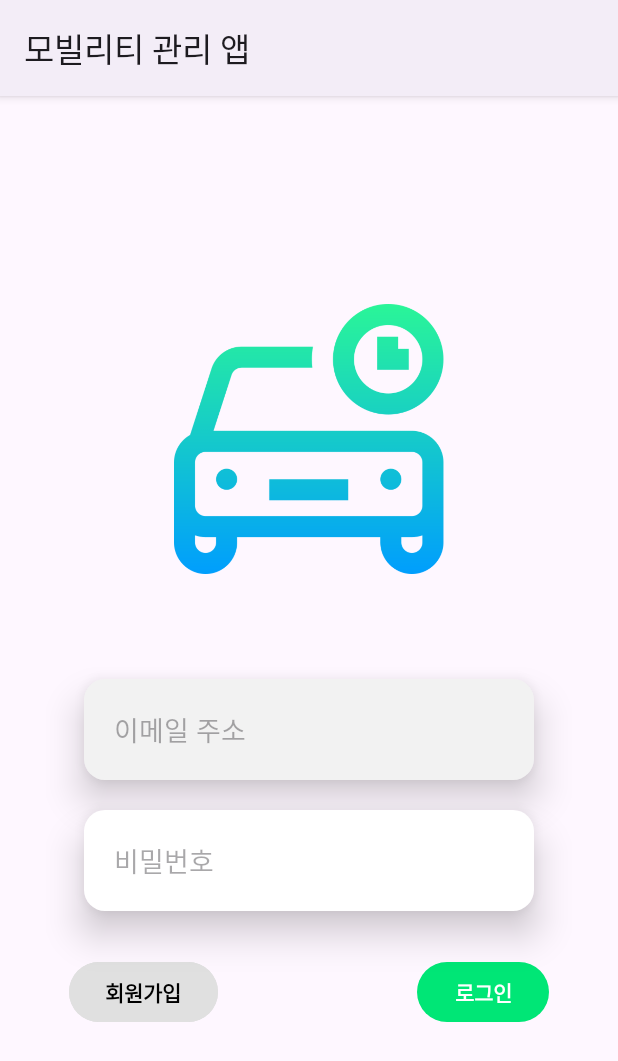
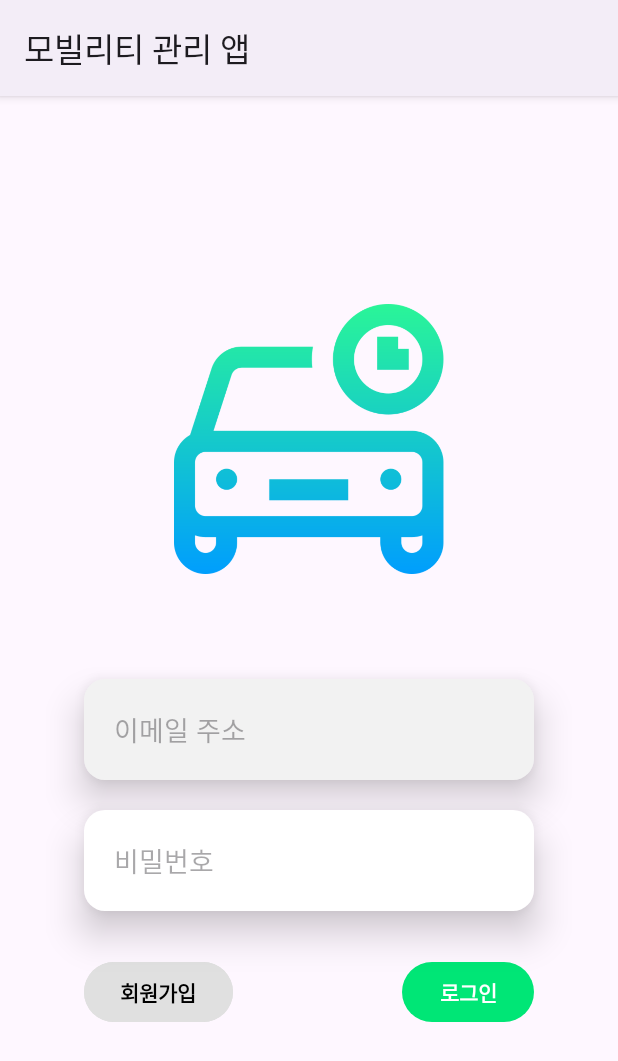
Before and after one commit to KangJiSseok/Mobility, an Android app: the screen it shows after launch (MainActivity), on a phone screen of 412 x 824 dp. Shown: the top 1061 px of the screen. Run offline under Robolectric (Android 15) with nearby library versions, the phone set to English and light mode, and no system bars; our stand-ins replace Firebase (no records; nobody signed in at launch, a user with empty details on screens opened directly).

Commit message:
Update activity_main.xml

```diff
--- a/app/src/main/res/layout/activity_main.xml
+++ b/app/src/main/res/layout/activity_main.xml
@@ -46,8 +46,7 @@
            android:layout_width="match_parent"
            android:layout_height="wrap_content"
            android:orientation="horizontal"
-           android:layout_marginLeft="15dp"
-           android:layout_marginRight="15dp">
+           android:layout_marginHorizontal="25dp">
 
            <Button
                android:id="@+id/btn_goto_signup"
```
